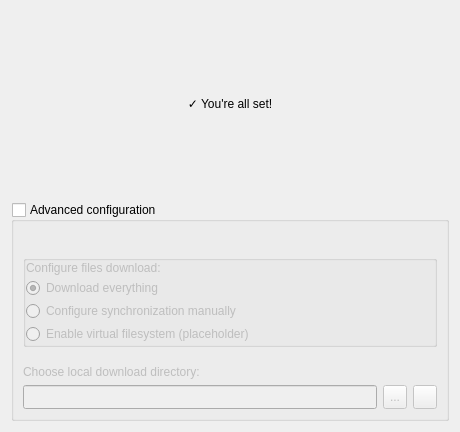
Old version of the form src/gui/newwizard/pages/accountconfiguredwizardpage.ui in the repository nextcloud/desktop.
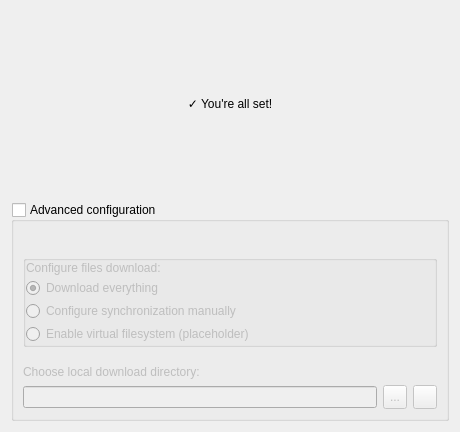
New version of the form. Icons and pictures are not drawn.

Commit message: fixup! Use same type for all buttons

```diff
--- a/src/gui/newwizard/pages/accountconfiguredwizardpage.ui
+++ b/src/gui/newwizard/pages/accountconfiguredwizardpage.ui
@@ -211,14 +211,7 @@
             <item>
              <layout class="QHBoxLayout" name="horizontalLayout_3">
               <item>
-               <widget class="QLineEdit" name="localDirectoryLineEdit">
-                <property name="minimumSize">
-                 <size>
-                  <width>0</width>
-                  <height>24</height>
-                 </size>
-                </property>
-               </widget>
+               <widget class="QLineEdit" name="localDirectoryLineEdit"/>
               </item>
               <item>
                <widget class="QToolButton" name="chooseLocalDirectoryButton">
```
Left out of the diff: 12 changed lines with no effect on the pictures. The commit also changes 1 other file.
